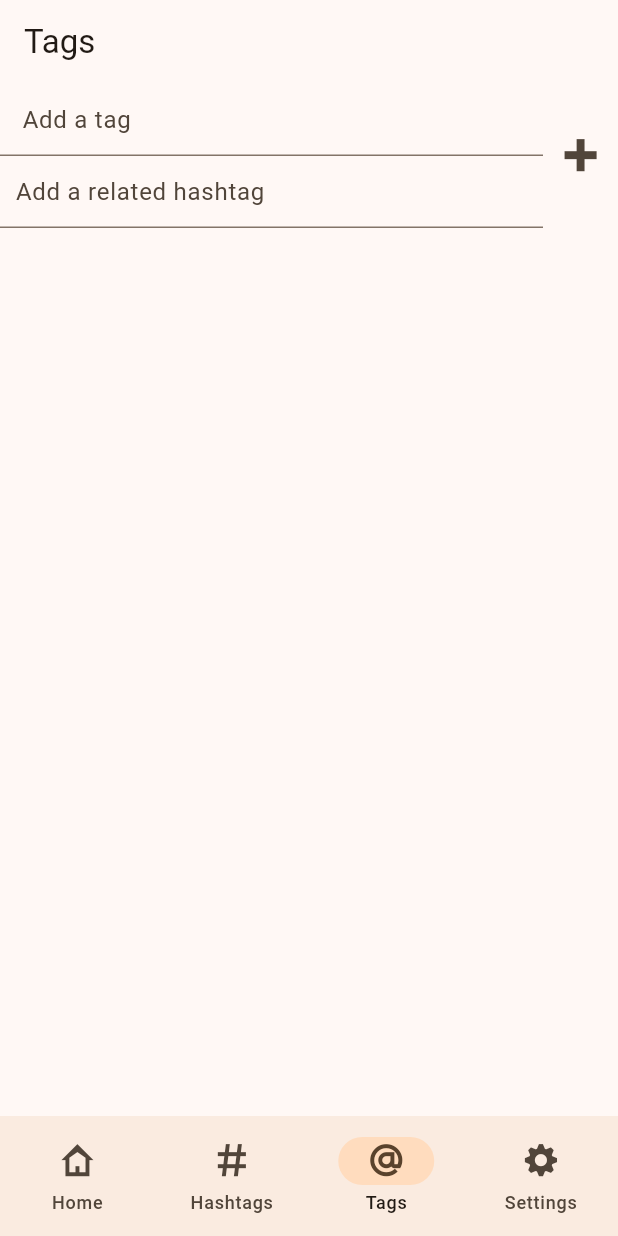
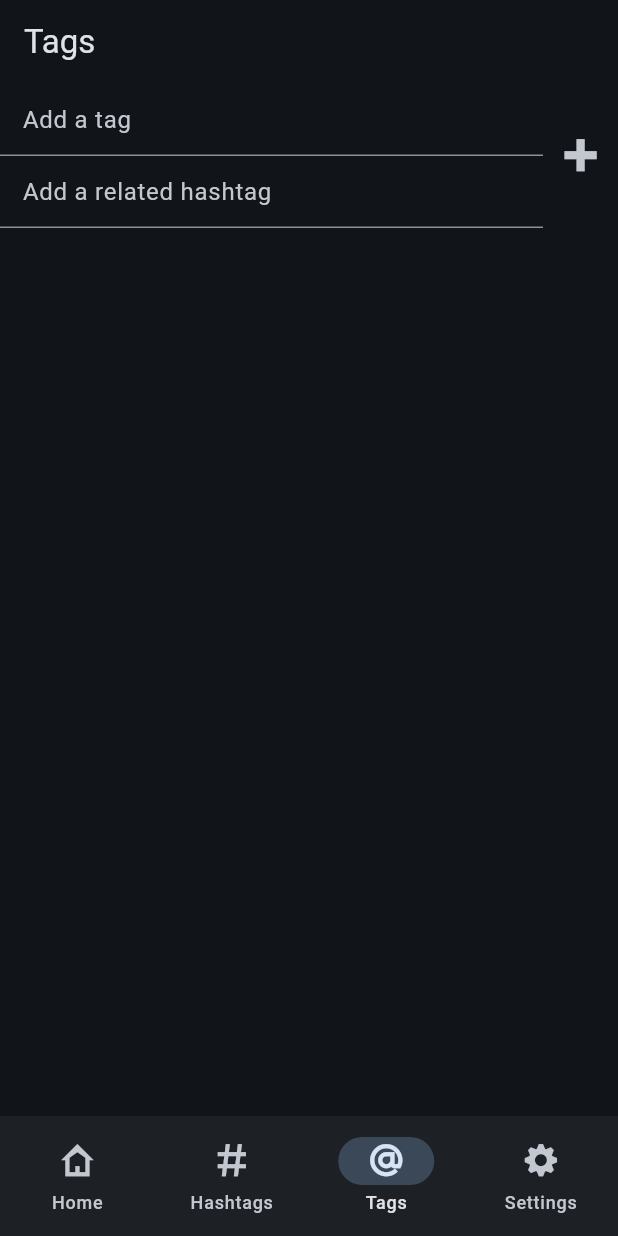
Before and after one commit to karol-at/instagram_description_generator, a Flutter app: the screen it shows after launch, item 3 of the bottom bar chosen, on a phone screen of 412 x 824 dp. Run offline on Flutter 3.47's test engine with Material 3 defaults, Android fonts, the phone set to English and light mode, and no system bars.

Commit message:
added some styling

```diff
--- a/lib/Pages/tags_page.dart
+++ b/lib/Pages/tags_page.dart
@@ -34,7 +34,7 @@ class _TagsPageState extends State<TagsPage> {
                       TextField(
                         decoration: const InputDecoration(
                           hintText: 'Add a tag',
-                          prefix: Text('@'),
+                          prefix: SizedBox(width: 15, child: Text('@')),
                         ),
                         controller: tagController,
                         onEditingComplete: (){data.dataHandler.addTag(tagController, relatedHashtagController); setState(() {});},
@@ -42,12 +42,11 @@ class _TagsPageState extends State<TagsPage> {
                       TextField(
                         decoration: const InputDecoration(
                           hintText: 'Add a related hashtag',
-                          prefix: Text('#'),
+                          prefix: SizedBox(width: 15, child: Text('#')),
                         ),
                         controller: relatedHashtagController,
                         onEditingComplete: (){data.dataHandler.addTag(tagController, relatedHashtagController); setState(() {});}
                       ),
-
                     ],
                   ),
                 ),
@@ -69,8 +68,8 @@ class _TagsPageState extends State<TagsPage> {
                       children: [
                         Expanded(child: Text('@${data.dataHandler.tagsList[index].tag}')),
                         Container(
-                          decoration: BoxDecoration(
-                            borderRadius: const BorderRadius.only(
+                          decoration: const BoxDecoration(
+                            borderRadius: BorderRadius.only(
                               topLeft: Radius.circular(10),
                               bottomLeft: Radius.circular(10),
                             ),
--- a/lib/main.dart
+++ b/lib/main.dart
@@ -36,7 +36,7 @@ class _MainAppState extends State<MainApp> {
   Widget build(BuildContext context) {
       var themeData = ThemeData(
           useMaterial3: true,
-          colorScheme: ColorScheme.fromSeed(seedColor: Colors.orange, brightness: Brightness.light)
+          colorScheme: ColorScheme.fromSeed(seedColor: Colors.blue, brightness: Brightness.dark),
         );
 
     Widget page;
```
